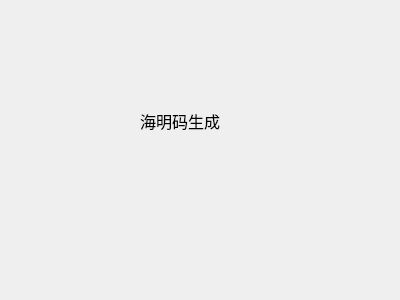
This is forms/hcodegen.ui in FrancisOWO/HammingCode as Qt 5 draws it before an edit. The edited form follows.
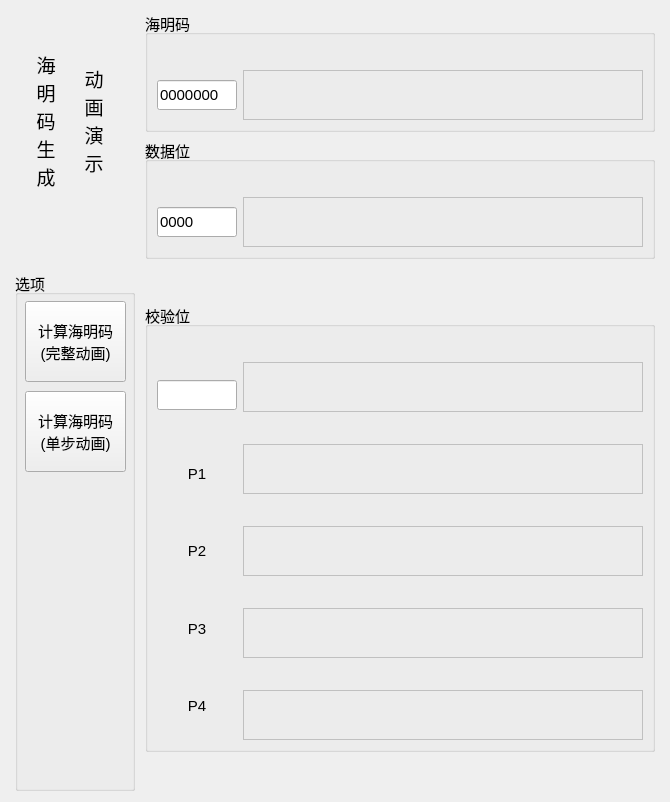
This is the edited form.

Commit message: 添加海明码生成界面

Diff of the .ui file:
```diff
--- a/forms/hcodegen.ui
+++ b/forms/hcodegen.ui
@@ -6,31 +6,794 @@
    <rect>
     <x>0</x>
     <y>0</y>
-    <width>400</width>
-    <height>300</height>
+    <width>670</width>
+    <height>783</height>
    </rect>
   </property>
+  <property name="sizePolicy">
+   <sizepolicy hsizetype="Fixed" vsizetype="Fixed">
+    <horstretch>0</horstretch>
+    <verstretch>0</verstretch>
+   </sizepolicy>
+  </property>
   <property name="windowTitle">
    <string>Form</string>
   </property>
-  <widget class="QLabel" name="label">
-   <property name="geometry">
-    <rect>
-     <x>140</x>
-     <y>80</y>
-     <width>121</width>
-     <height>81</height>
-    </rect>
-   </property>
-   <property name="font">
-    <font>
-     <pointsize>12</pointsize>
-    </font>
-   </property>
-   <property name="text">
-    <string>海明码生成</string>
-   </property>
-  </widget>
+  <layout class="QGridLayout" name="gridLayout">
+   <item row="0" column="0" rowspan="3">
+    <widget class="QWidget" name="widget_16" native="true">
+     <property name="minimumSize">
+      <size>
+       <width>120</width>
+       <height>0</height>
+      </size>
+     </property>
+     <property name="sizeIncrement">
+      <size>
+       <width>120</width>
+       <height>0</height>
+      </size>
+     </property>
+     <widget class="QLabel" name="label_5">
+      <property name="geometry">
+       <rect>
+        <x>21</x>
+        <y>9</y>
+        <width>20</width>
+        <height>200</height>
+       </rect>
+      </property>
+      <property name="minimumSize">
+       <size>
+        <width>0</width>
+        <height>200</height>
+       </size>
+      </property>
+      <property name="maximumSize">
+       <size>
+        <width>30</width>
+        <height>200</height>
+       </size>
+      </property>
+      <property name="font">
+       <font>
+        <pointsize>14</pointsize>
+       </font>
+      </property>
+      <property name="text">
+       <string>海
+明
+码
+生
+成</string>
+      </property>
+      <property name="alignment">
+       <set>Qt::AlignCenter</set>
+      </property>
+     </widget>
+     <widget class="QLabel" name="label_6">
+      <property name="geometry">
+       <rect>
+        <x>69</x>
+        <y>9</y>
+        <width>20</width>
+        <height>200</height>
+       </rect>
+      </property>
+      <property name="minimumSize">
+       <size>
+        <width>0</width>
+        <height>200</height>
+       </size>
+      </property>
+      <property name="maximumSize">
+       <size>
+        <width>30</width>
+        <height>200</height>
+       </size>
+      </property>
+      <property name="font">
+       <font>
+        <pointsize>14</pointsize>
+       </font>
+      </property>
+      <property name="text">
+       <string>动
+画
+演
+示</string>
+      </property>
+      <property name="alignment">
+       <set>Qt::AlignCenter</set>
+      </property>
+     </widget>
+    </widget>
+   </item>
+   <item row="0" column="1">
+    <widget class="QGroupBox" name="groupBox_6">
+     <property name="sizePolicy">
+      <sizepolicy hsizetype="Fixed" vsizetype="Fixed">
+       <horstretch>0</horstretch>
+       <verstretch>0</verstretch>
+      </sizepolicy>
+     </property>
+     <property name="font">
+      <font>
+       <pointsize>11</pointsize>
+      </font>
+     </property>
+     <property name="title">
+      <string>海明码</string>
+     </property>
+     <layout class="QGridLayout" name="gridLayout_4">
+      <item row="0" column="0">
+       <spacer name="verticalSpacer_11">
+        <property name="orientation">
+         <enum>Qt::Vertical</enum>
+        </property>
+        <property name="sizeHint" stdset="0">
+         <size>
+          <width>20</width>
+          <height>30</height>
+         </size>
+        </property>
+       </spacer>
+      </item>
+      <item row="0" column="1" rowspan="3">
+       <layout class="QVBoxLayout" name="verticalLayout_9">
+        <item>
+         <widget class="QWidget" name="widget_17" native="true">
+          <property name="minimumSize">
+           <size>
+            <width>400</width>
+            <height>20</height>
+           </size>
+          </property>
+          <property name="maximumSize">
+           <size>
+            <width>400</width>
+            <height>20</height>
+           </size>
+          </property>
+         </widget>
+        </item>
+        <item>
+         <widget class="QWidget" name="widget_9" native="true">
+          <property name="minimumSize">
+           <size>
+            <width>400</width>
+            <height>50</height>
+           </size>
+          </property>
+          <property name="maximumSize">
+           <size>
+            <width>400</width>
+            <height>50</height>
+           </size>
+          </property>
+          <property name="styleSheet">
+           <string notr="true">border:1px solid #C0C0C0</string>
+          </property>
+         </widget>
+        </item>
+       </layout>
+      </item>
+      <item row="1" column="0">
+       <widget class="QLineEdit" name="lineEdit_5">
+        <property name="minimumSize">
+         <size>
+          <width>80</width>
+          <height>30</height>
+         </size>
+        </property>
+        <property name="maximumSize">
+         <size>
+          <width>80</width>
+          <height>30</height>
+         </size>
+        </property>
+        <property name="text">
+         <string>0000000</string>
+        </property>
+        <property name="readOnly">
+         <bool>true</bool>
+        </property>
+       </widget>
+      </item>
+      <item row="2" column="0">
+       <spacer name="verticalSpacer_12">
+        <property name="orientation">
+         <enum>Qt::Vertical</enum>
+        </property>
+        <property name="sizeHint" stdset="0">
+         <size>
+          <width>20</width>
+          <height>2</height>
+         </size>
+        </property>
+       </spacer>
+      </item>
+     </layout>
+    </widget>
+   </item>
+   <item row="1" column="1">
+    <widget class="QGroupBox" name="groupBox_5">
+     <property name="sizePolicy">
+      <sizepolicy hsizetype="Fixed" vsizetype="Fixed">
+       <horstretch>0</horstretch>
+       <verstretch>0</verstretch>
+      </sizepolicy>
+     </property>
+     <property name="font">
+      <font>
+       <pointsize>11</pointsize>
+      </font>
+     </property>
+     <property name="title">
+      <string>数据位</string>
+     </property>
+     <layout class="QGridLayout" name="gridLayout_2">
+      <item row="0" column="0">
+       <spacer name="verticalSpacer_3">
+        <property name="orientation">
+         <enum>Qt::Vertical</enum>
+        </property>
+        <property name="sizeHint" stdset="0">
+         <size>
+          <width>20</width>
+          <height>30</height>
+         </size>
+        </property>
+       </spacer>
+      </item>
+      <item row="0" column="1" rowspan="3">
+       <layout class="QVBoxLayout" name="verticalLayout_3">
+        <item>
+         <widget class="QWidget" name="widget_10" native="true">
+          <property name="minimumSize">
+           <size>
+            <width>400</width>
+            <height>20</height>
+           </size>
+          </property>
+          <property name="maximumSize">
+           <size>
+            <width>400</width>
+            <height>20</height>
+           </size>
+          </property>
+         </widget>
+        </item>
+        <item>
+         <widget class="QWidget" name="widget_2" native="true">
+          <property name="minimumSize">
+           <size>
+            <width>400</width>
+            <height>50</height>
+           </size>
+          </property>
+          <property name="maximumSize">
+           <size>
+            <width>400</width>
+            <height>50</height>
+           </size>
+          </property>
+          <property name="styleSheet">
+           <string notr="true">border:1px solid #C0C0C0</string>
+          </property>
+         </widget>
+        </item>
+       </layout>
+      </item>
+      <item row="1" column="0">
+       <widget class="QLineEdit" name="lineEdit_4">
+        <property name="minimumSize">
+         <size>
+          <width>80</width>
+          <height>30</height>
+         </size>
+        </property>
+        <property name="maximumSize">
+         <size>
+          <width>80</width>
+          <height>30</height>
+         </size>
+        </property>
+        <property name="text">
+         <string>0000</string>
+        </property>
+        <property name="readOnly">
+         <bool>false</bool>
+        </property>
+       </widget>
+      </item>
+      <item row="2" column="0">
+       <spacer name="verticalSpacer_10">
+        <property name="orientation">
+         <enum>Qt::Vertical</enum>
+        </property>
+        <property name="sizeHint" stdset="0">
+         <size>
+          <width>20</width>
+          <height>2</height>
+         </size>
+        </property>
+       </spacer>
+      </item>
+     </layout>
+    </widget>
+   </item>
+   <item row="2" column="1" rowspan="2">
+    <widget class="QGroupBox" name="groupBox_3">
+     <property name="sizePolicy">
+      <sizepolicy hsizetype="Fixed" vsizetype="Fixed">
+       <horstretch>0</horstretch>
+       <verstretch>0</verstretch>
+      </sizepolicy>
+     </property>
+     <property name="font">
+      <font>
+       <pointsize>11</pointsize>
+      </font>
+     </property>
+     <property name="title">
+      <string>校验位</string>
+     </property>
+     <layout class="QGridLayout" name="gridLayout_3">
+      <item row="0" column="0">
+       <spacer name="verticalSpacer_9">
+        <property name="orientation">
+         <enum>Qt::Vertical</enum>
+        </property>
+        <property name="sizeHint" stdset="0">
+         <size>
+          <width>17</width>
+          <height>38</height>
+         </size>
+        </property>
+       </spacer>
+      </item>
+      <item row="0" column="1" rowspan="3">
+       <layout class="QVBoxLayout" name="verticalLayout_4">
+        <item>
+         <widget class="QWidget" name="widget_11" native="true">
+          <property name="minimumSize">
+           <size>
+            <width>400</width>
+            <height>20</height>
+           </size>
+          </property>
+          <property name="maximumSize">
+           <size>
+            <width>400</width>
+            <height>20</height>
+           </size>
+          </property>
+         </widget>
+        </item>
+        <item>
+         <widget class="QWidget" name="widget_3" native="true">
+          <property name="minimumSize">
+           <size>
+            <width>400</width>
+            <height>50</height>
+           </size>
+          </property>
+          <property name="maximumSize">
+           <size>
+            <width>400</width>
+            <height>50</height>
+           </size>
+          </property>
+          <property name="styleSheet">
+           <string notr="true">border:1px solid #C0C0C0</string>
+          </property>
+         </widget>
+        </item>
+       </layout>
+      </item>
+      <item row="1" column="0">
+       <widget class="QLineEdit" name="lineEdit_3">
+        <property name="minimumSize">
+         <size>
+          <width>80</width>
+          <height>30</height>
+         </size>
+        </property>
+        <property name="maximumSize">
+         <size>
+          <width>80</width>
+          <height>30</height>
+         </size>
+        </property>
+        <property name="text">
+         <string/>
+        </property>
+       </widget>
+      </item>
+      <item row="2" column="0">
+       <spacer name="verticalSpacer_4">
+        <property name="orientation">
+         <enum>Qt::Vertical</enum>
+        </property>
+        <property name="sizeHint" stdset="0">
+         <size>
+          <width>20</width>
+          <height>2</height>
+         </size>
+        </property>
+       </spacer>
+      </item>
+      <item row="3" column="0" rowspan="4">
+       <widget class="QWidget" name="widget_4" native="true">
+        <property name="minimumSize">
+         <size>
+          <width>50</width>
+          <height>240</height>
+         </size>
+        </property>
+        <property name="maximumSize">
+         <size>
+          <width>16777215</width>
+          <height>16777215</height>
+         </size>
+        </property>
+        <layout class="QVBoxLayout" name="verticalLayout">
+         <item>
+          <spacer name="verticalSpacer_5">
+           <property name="orientation">
+            <enum>Qt::Vertical</enum>
+           </property>
+           <property name="sizeHint" stdset="0">
+            <size>
+             <width>20</width>
+             <height>25</height>
+            </size>
+           </property>
+          </spacer>
+         </item>
+         <item>
+          <widget class="QLabel" name="label">
+           <property name="minimumSize">
+            <size>
+             <width>0</width>
+             <height>50</height>
+            </size>
+           </property>
+           <property name="maximumSize">
+            <size>
+             <width>16777215</width>
+             <height>50</height>
+            </size>
+           </property>
+           <property name="text">
+            <string>P1</string>
+           </property>
+           <property name="alignment">
+            <set>Qt::AlignCenter</set>
+           </property>
+          </widget>
+         </item>
+         <item>
+          <spacer name="verticalSpacer_6">
+           <property name="orientation">
+            <enum>Qt::Vertical</enum>
+           </property>
+           <property name="sizeHint" stdset="0">
+            <size>
+             <width>20</width>
+             <height>24</height>
+            </size>
+           </property>
+          </spacer>
+         </item>
+         <item>
+          <widget class="QLabel" name="label_2">
+           <property name="minimumSize">
+            <size>
+             <width>0</width>
+             <height>50</height>
+            </size>
+           </property>
+           <property name="maximumSize">
+            <size>
+             <width>16777215</width>
+             <height>50</height>
+            </size>
+           </property>
+           <property name="text">
+            <string>P2</string>
+           </property>
+           <property name="alignment">
+            <set>Qt::AlignCenter</set>
+           </property>
+          </widget>
+         </item>
+         <item>
+          <spacer name="verticalSpacer_7">
+           <property name="orientation">
+            <enum>Qt::Vertical</enum>
+           </property>
+           <property name="sizeHint" stdset="0">
+            <size>
+             <width>20</width>
+             <height>25</height>
+            </size>
+           </property>
+          </spacer>
+         </item>
+         <item>
+          <widget class="QLabel" name="label_3">
+           <property name="minimumSize">
+            <size>
+             <width>0</width>
+             <height>50</height>
+            </size>
+           </property>
+           <property name="maximumSize">
+            <size>
+             <width>16777215</width>
+             <height>50</height>
+            </size>
+           </property>
+           <property name="text">
+            <string>P3</string>
+           </property>
+           <property name="alignment">
+            <set>Qt::AlignCenter</set>
+           </property>
+          </widget>
+         </item>
+         <item>
+          <spacer name="verticalSpacer_8">
+           <property name="orientation">
+            <enum>Qt::Vertical</enum>
+           </property>
+           <property name="sizeHint" stdset="0">
+            <size>
+             <width>20</width>
+             <height>24</height>
+            </size>
+           </property>
+          </spacer>
+         </item>
+         <item>
+          <widget class="QLabel" name="label_4">
+           <property name="minimumSize">
+            <size>
+             <width>0</width>
+             <height>50</height>
+            </size>
+           </property>
+           <property name="maximumSize">
+            <size>
+             <width>16777215</width>
+             <height>50</height>
+            </size>
+           </property>
+           <property name="text">
+            <string>P4</string>
+           </property>
+           <property name="alignment">
+            <set>Qt::AlignCenter</set>
+           </property>
+          </widget>
+         </item>
+        </layout>
+       </widget>
+      </item>
+      <item row="3" column="1">
+       <layout class="QVBoxLayout" name="verticalLayout_5">
+        <item>
+         <widget class="QWidget" name="widget_12" native="true">
+          <property name="minimumSize">
+           <size>
+            <width>400</width>
+            <height>20</height>
+           </size>
+          </property>
+          <property name="maximumSize">
+           <size>
+            <width>400</width>
+            <height>20</height>
+           </size>
+          </property>
+         </widget>
+        </item>
+        <item>
+         <widget class="QWidget" name="widget_5" native="true">
+          <property name="minimumSize">
+           <size>
+            <width>400</width>
+            <height>50</height>
+           </size>
+          </property>
+          <property name="maximumSize">
+           <size>
+            <width>400</width>
+            <height>50</height>
+           </size>
+          </property>
+          <property name="styleSheet">
+           <string notr="true">border:1px solid #C0C0C0</string>
+          </property>
+         </widget>
+        </item>
+       </layout>
+      </item>
+      <item row="4" column="1">
+       <layout class="QVBoxLayout" name="verticalLayout_6">
+        <item>
+         <widget class="QWidget" name="widget_13" native="true">
+          <property name="minimumSize">
+           <size>
+            <width>400</width>
+            <height>20</height>
+           </size>
+          </property>
+          <property name="maximumSize">
+           <size>
+            <width>400</width>
+            <height>20</height>
+           </size>
+          </property>
+         </widget>
+        </item>
+        <item>
+         <widget class="QWidget" name="widget_6" native="true">
+          <property name="minimumSize">
+           <size>
+            <width>400</width>
+            <height>50</height>
+           </size>
+          </property>
+          <property name="maximumSize">
+           <size>
+            <width>400</width>
+            <height>50</height>
+           </size>
+          </property>
+          <property name="styleSheet">
+           <string notr="true">border:1px solid #C0C0C0</string>
+          </property>
+         </widget>
+        </item>
+       </layout>
+      </item>
+      <item row="5" column="1">
+       <layout class="QVBoxLayout" name="verticalLayout_7">
+        <item>
+         <widget class="QWidget" name="widget_14" native="true">
+          <property name="minimumSize">
+           <size>
+            <width>400</width>
+            <height>20</height>
+           </size>
+          </property>
+          <property name="maximumSize">
+           <size>
+            <width>400</width>
+            <height>20</height>
+           </size>
+          </property>
+         </widget>
+        </item>
+        <item>
+         <widget class="QWidget" name="widget_7" native="true">
+          <property name="minimumSize">
+           <size>
+            <width>400</width>
+            <height>50</height>
+           </size>
+          </property>
+          <property name="maximumSize">
+           <size>
+            <width>400</width>
+            <height>50</height>
+           </size>
+          </property>
+          <property name="styleSheet">
+           <string notr="true">border:1px solid #C0C0C0</string>
+          </property>
+         </widget>
+        </item>
+       </layout>
+      </item>
+      <item row="6" column="1">
+       <layout class="QVBoxLayout" name="verticalLayout_8">
+        <item>
+         <widget class="QWidget" name="widget_15" native="true">
+          <property name="minimumSize">
+           <size>
+            <width>400</width>
+            <height>20</height>
+           </size>
+          </property>
+          <property name="maximumSize">
+           <size>
+            <width>400</width>
+            <height>20</height>
+           </size>
+          </property>
+         </widget>
+        </item>
+        <item>
+         <widget class="QWidget" name="widget_8" native="true">
+          <property name="minimumSize">
+           <size>
+            <width>400</width>
+            <height>50</height>
+           </size>
+          </property>
+          <property name="maximumSize">
+           <size>
+            <width>400</width>
+            <height>50</height>
+           </size>
+          </property>
+          <property name="styleSheet">
+           <string notr="true">border:1px solid #C0C0C0</string>
+          </property>
+         </widget>
+        </item>
+       </layout>
+      </item>
+     </layout>
+    </widget>
+   </item>
+   <item row="3" column="0">
+    <widget class="QGroupBox" name="groupBox">
+     <property name="minimumSize">
+      <size>
+       <width>120</width>
+       <height>520</height>
+      </size>
+     </property>
+     <property name="maximumSize">
+      <size>
+       <width>120</width>
+       <height>16777215</height>
+      </size>
+     </property>
+     <property name="font">
+      <font>
+       <pointsize>11</pointsize>
+      </font>
+     </property>
+     <property name="title">
+      <string>选项</string>
+     </property>
+     <widget class="QPushButton" name="pushButton">
+      <property name="geometry">
+       <rect>
+        <x>10</x>
+        <y>30</y>
+        <width>101</width>
+        <height>81</height>
+       </rect>
+      </property>
+      <property name="text">
+       <string>计算海明码
+(完整动画)</string>
+      </property>
+     </widget>
+     <widget class="QPushButton" name="pushButton_2">
+      <property name="geometry">
+       <rect>
+        <x>10</x>
+        <y>120</y>
+        <width>101</width>
+        <height>81</height>
+       </rect>
+      </property>
+      <property name="text">
+       <string>计算海明码
+(单步动画)</string>
+      </property>
+     </widget>
+    </widget>
+   </item>
+  </layout>
  </widget>
  <resources/>
  <connections/>
```
